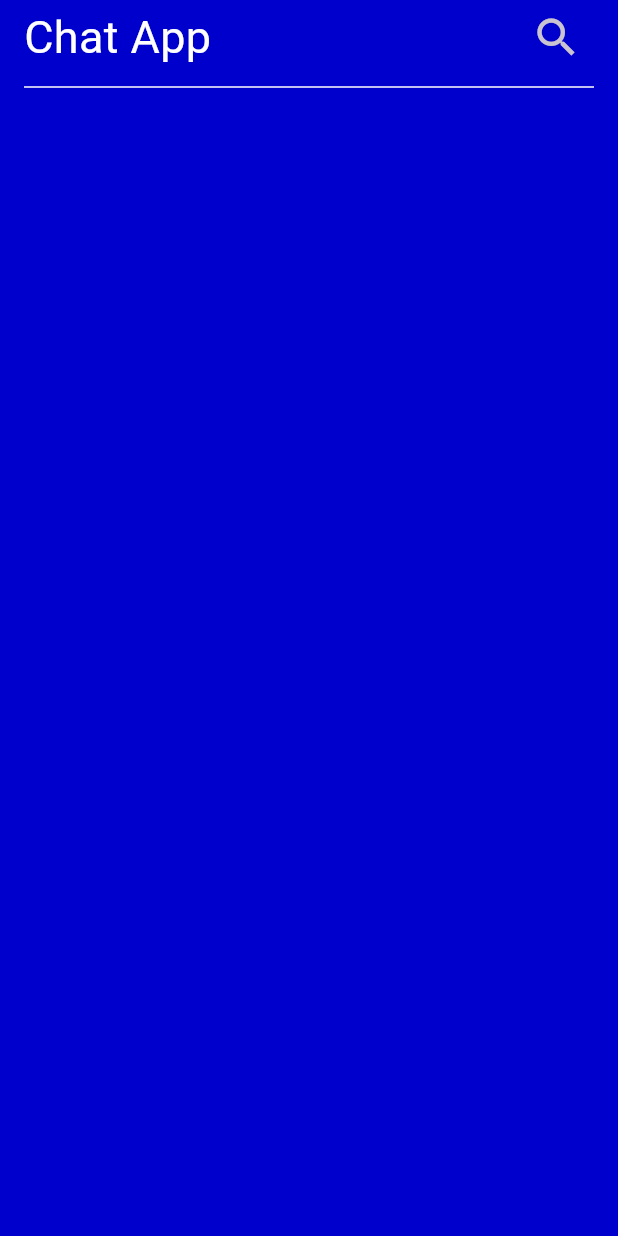
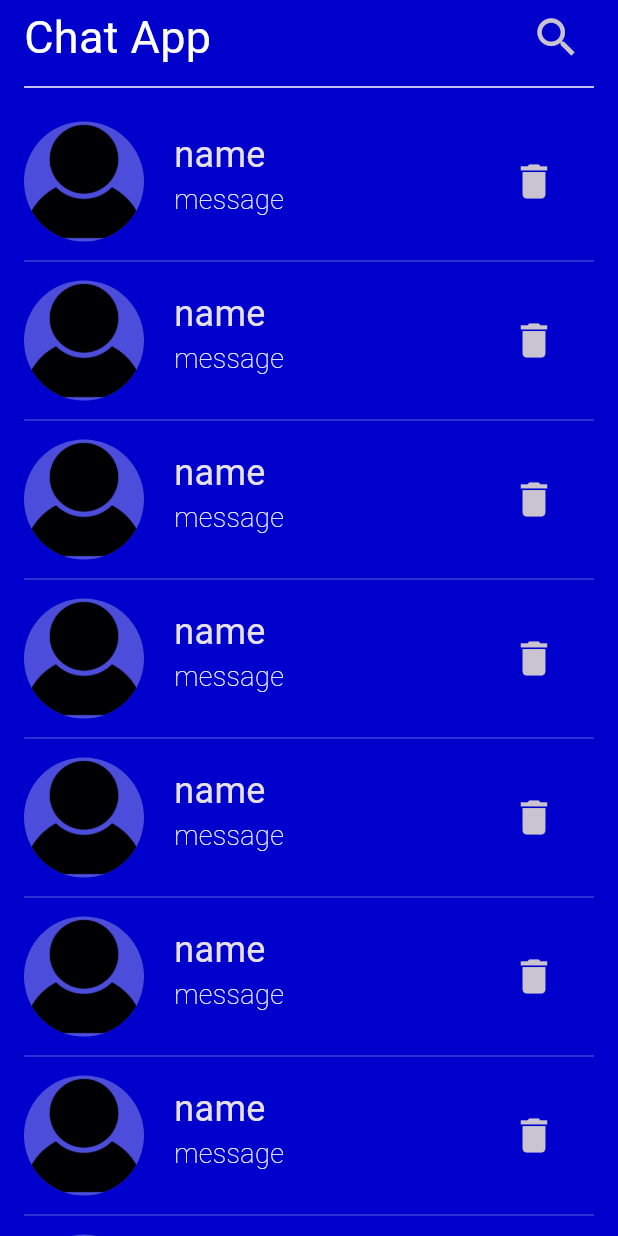
Before and after one commit to Makaruos-Emad/chat_app, a Flutter app: the HomeView screen opened by its route, on a phone screen of 412 x 824 dp. Run offline on Flutter 3.47's test engine with Material 3 defaults, Android fonts, the light colour scheme and no system bars; our stand-ins replace font_awesome_flutter, go_router.

Commit message:
create user list view

```diff
--- a/lib/core/utils/app_style_text.dart
+++ b/lib/core/utils/app_style_text.dart
@@ -12,4 +12,9 @@ abstract class StyleText {
     fontSize: 30,
     color: Colors.white,
   );
+  static const style18 = TextStyle(
+    fontSize: 18,
+    color: Colors.white,
+    fontWeight: FontWeight.w200,
+  );
 }
--- /dev/null
+++ b/lib/core/utils/assets_data.dart
@@ -0,0 +1,3 @@
+abstract class AssetsData {
+  static const testImage = 'assets/image/image_test.png';
+}
--- a/lib/features/home/presentation/view/widget/home_view_body.dart
+++ b/lib/features/home/presentation/view/widget/home_view_body.dart
@@ -1,5 +1,6 @@
 import 'package:chat_app/constants.dart';
 import 'package:chat_app/features/home/presentation/view/widget/home_view_app_bar.dart';
+import 'package:chat_app/features/home/presentation/view/widget/user_list_view.dart';
 import 'package:flutter/material.dart';
 
 class HomeViewBody extends StatelessWidget {
@@ -12,6 +13,10 @@ class HomeViewBody extends StatelessWidget {
       child: Column(
         children: [
           HomeViewAppBar(),
+          SizedBox(
+            height: 10,
+          ),
+          UserListView(),
         ],
       ),
     );
--- /dev/null
+++ b/lib/features/home/presentation/view/widget/user_item.dart
@@ -0,0 +1,53 @@
+import 'package:chat_app/core/utils/app_style_text.dart';
+import 'package:chat_app/core/utils/assets_data.dart';
+import 'package:flutter/material.dart';
+
+class UserItem extends StatelessWidget {
+  const UserItem({super.key});
+
+  @override
+  Widget build(BuildContext context) {
+    return SizedBox(
+      height: 90,
+      width: double.infinity,
+      child: Row(
+        children: [
+          const CircleAvatar(
+              radius: 40,
+              backgroundColor: Colors.white30,
+              backgroundImage: AssetImage(AssetsData.testImage)),
+          const SizedBox(
+            width: 20,
+          ),
+          const Padding(
+            padding: EdgeInsets.symmetric(vertical: 10),
+            child: Column(
+              crossAxisAlignment: CrossAxisAlignment.start,
+              children: [
+                Text(
+                  'name',
+                  style: StyleText.style24,
+                ),
+                Text(
+                  'message',
+                  style: StyleText.style18,
+                )
+              ],
+            ),
+          ),
+          const Spacer(),
+          Padding(
+            padding: const EdgeInsets.only(right: 16),
+            child: IconButton(
+              onPressed: () {},
+              icon: const Icon(
+                Icons.delete,
+                size: 30,
+              ),
+            ),
+          ),
+        ],
+      ),
+    );
+  }
+}
--- /dev/null
+++ b/lib/features/home/presentation/view/widget/user_list_view.dart
@@ -0,0 +1,27 @@
+import 'package:flutter/material.dart';
+import 'package:chat_app/features/home/presentation/view/widget/user_item.dart';
+
+class UserListView extends StatelessWidget {
+  const UserListView({super.key});
+
+  @override
+  Widget build(BuildContext context) {
+    return Expanded(
+      child: ListView.builder(
+        itemCount: 10,
+        itemBuilder: (context, index) {
+          return const Column(
+            children: [
+              UserItem(),
+              Divider(
+                indent: 0,
+                endIndent: 0,
+                color: Colors.white24,
+              ),
+            ],
+          );
+        },
+      ),
+    );
+  }
+}
--- a/pubspec.yaml
+++ b/pubspec.yaml
@@ -47,9 +47,8 @@ flutter:
   # the material Icons class.
   uses-material-design: true
   # To add assets to your application, add an assets section, like this:
-  # assets:
-  #   - images/a_dot_burr.jpeg
-  #   - images/a_dot_ham.jpeg
+  assets:
+    - assets/image/
   # An image asset can refer to one or more resolution-specific "variants", see
   # https://flutter.dev/assets-and-images/#resolution-aware
   # For details regarding adding assets from package dependencies, see
```
Also changed, not shown: assets/image/image_test.png (added).
